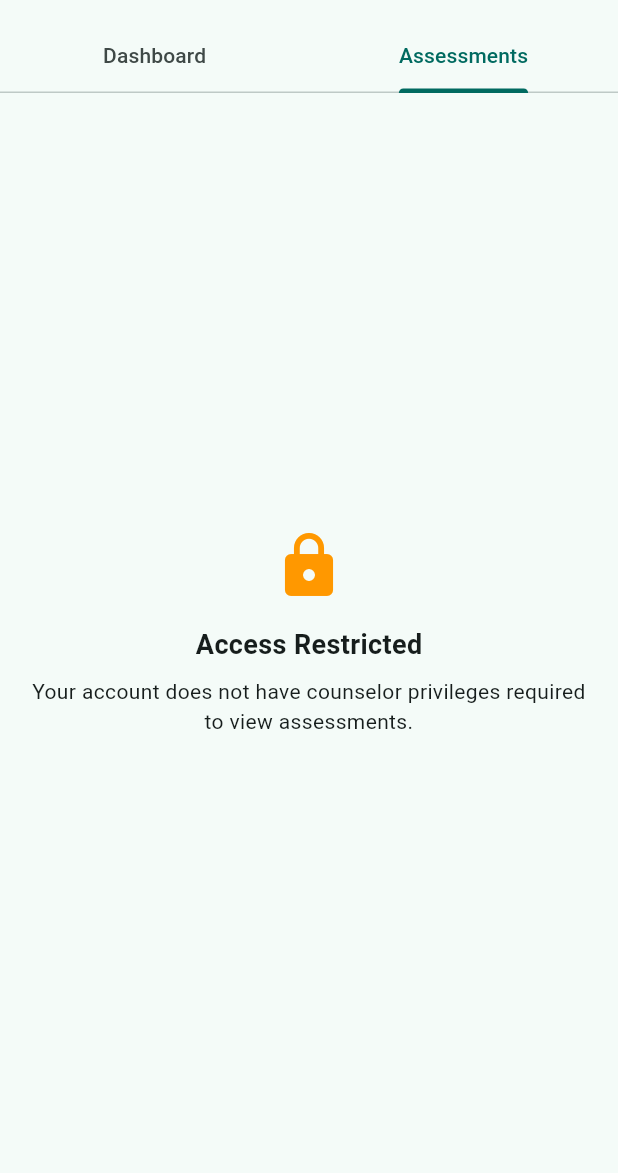
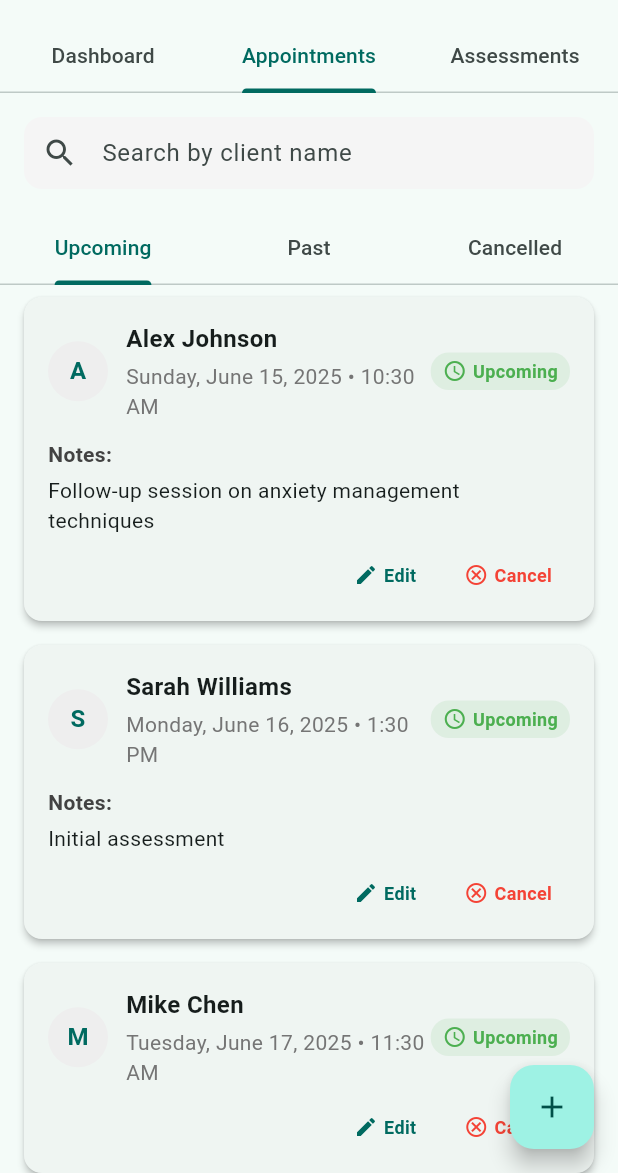
Before and after one commit to lewshubei/mobileApplication, a Flutter app: the CounselorHomeScreen screen opened directly, tab 2 chosen, on a phone screen of 412 x 824 dp, the part 63-1236 px from its top. Run offline on Flutter 3.47's test engine with Material 3 defaults, Android fonts, the phone set to English and light mode, and no system bars; our stand-ins replace cloud_firestore, file_picker, firebase_auth, firebase_core, fl_chart, flutter_dotenv and 2 more; accounts and stored records are empty; Roboto replaces fonts that are missing (Poppins).

Commit message:
Add counselor appointment list view

```diff
--- /dev/null
+++ b/lib/components/counselor/appointment_list_component.dart
@@ -0,0 +1,407 @@
+import 'package:flutter/material.dart';
+import 'package:intl/intl.dart';
+
+class AppointmentListComponent extends StatefulWidget {
+  const AppointmentListComponent({super.key});
+
+  @override
+  State<AppointmentListComponent> createState() => _AppointmentListComponentState();
+}
+
+class _AppointmentListComponentState extends State<AppointmentListComponent> with SingleTickerProviderStateMixin {
+  late TabController _tabController;
+  String _searchQuery = '';
+  final TextEditingController _searchController = TextEditingController();
+
+  @override
+  void initState() {
+    super.initState();
+    _tabController = TabController(length: 3, vsync: this);
+  }
+
+  @override
+  void dispose() {
+    _tabController.dispose();
+    _searchController.dispose();
+    super.dispose();
+  }
+
+  @override
+  Widget build(BuildContext context) {
+    return Column(
+      children: [
+        _buildSearchBar(),
+        TabBar(
+          controller: _tabController,
+          tabs: const [
+            Tab(text: 'Upcoming'),
+            Tab(text: 'Past'),
+            Tab(text: 'Cancelled'),
+          ],
+          labelColor: Theme.of(context).primaryColor,
+        ),
+        Expanded(
+          child: TabBarView(
+            controller: _tabController,
+            children: [
+              _buildAppointmentList('Upcoming'),
+              _buildAppointmentList('Past'),
+              _buildAppointmentList('Cancelled'),
+            ],
+          ),
+        ),
+      ],
+    );
+  }
+
+  Widget _buildSearchBar() {
+    return Padding(
+      padding: const EdgeInsets.all(16.0),
+      child: TextField(
+        controller: _searchController,
+        onChanged: (value) {
+          setState(() {
+            _searchQuery = value;
+          });
+        },
+        decoration: InputDecoration(
+          hintText: 'Search by client name',
+          prefixIcon: const Icon(Icons.search),
+          border: OutlineInputBorder(
+            borderRadius: BorderRadius.circular(10),
+          ),
+          contentPadding: const EdgeInsets.symmetric(vertical: 0),
+          suffixIcon: _searchQuery.isNotEmpty
+              ? IconButton(
+                  icon: const Icon(Icons.clear),
+                  onPressed: () {
+                    setState(() {
+                      _searchController.clear();
+                      _searchQuery = '';
+                    });
+                  },
+                )
+              : null,
+        ),
+      ),
+    );
+  }
+
+  Widget _buildAppointmentList(String status) {
+    // This would be replaced by actual data from your database
+    // For now, we're using mock data
+    final List<Map<String, dynamic>> mockAppointments = _getMockAppointments(status);
+
+    // Filter appointments based on search query
+    final filteredAppointments = _searchQuery.isEmpty
+        ? mockAppointments
+        : mockAppointments.where(
+            (appointment) => appointment['clientName']
+                .toLowerCase()
+                .contains(_searchQuery.toLowerCase()),
+          ).toList();
+
+    if (filteredAppointments.isEmpty) {
+      return Center(
+        child: Column(
+          mainAxisAlignment: MainAxisAlignment.center,
+          children: [
+            Icon(
+              status == 'Upcoming' ? Icons.event_available : Icons.event_busy,
+              size: 64,
+              color: Colors.grey[400],
+            ),
+            const SizedBox(height: 16),
+            Text(
+              'No $status appointments found',
+              style: TextStyle(
+                fontSize: 16,
+                color: Colors.grey[600],
+                fontWeight: FontWeight.bold,
+              ),
+            ),
+            if (_searchQuery.isNotEmpty)
+              Padding(
+                padding: const EdgeInsets.only(top: 8.0),
+                child: Text(
+                  'Try adjusting your search',
+                  style: TextStyle(
+                    color: Colors.grey[600],
+                  ),
+                ),
+              ),
+          ],
+        ),
+      );
+    }
+
+    return ListView.builder(
+      itemCount: filteredAppointments.length,
+      padding: const EdgeInsets.only(bottom: 16),
+      itemBuilder: (context, index) {
+        final appointment = filteredAppointments[index];
+        return _buildAppointmentCard(appointment);
+      },
+    );
+  }
+
+  Widget _buildAppointmentCard(Map<String, dynamic> appointment) {
+    Color statusColor;
+    IconData statusIcon;
+
+    switch (appointment['status']) {
+      case 'Upcoming':
+        statusColor = Colors.green;
+        statusIcon = Icons.schedule;
+        break;
+      case 'Past':
+        statusColor = Colors.blue;
+        statusIcon = Icons.done_all;
+        break;
+      case 'Cancelled':
+        statusColor = Colors.red;
+        statusIcon = Icons.cancel;
+        break;
+      default:
+        statusColor = Colors.grey;
+        statusIcon = Icons.help_outline;
+    }
+
+    return Card(
+      margin: const EdgeInsets.symmetric(horizontal: 16, vertical: 8),
+      elevation: 2,
+      shape: RoundedRectangleBorder(
+        borderRadius: BorderRadius.circular(12),
+      ),
+      child: InkWell(
+        borderRadius: BorderRadius.circular(12),
+        onTap: () {
+          // Will be implemented in future for appointment details
+        },
+        child: Padding(
+          padding: const EdgeInsets.all(16.0),
+          child: Column(
+            crossAxisAlignment: CrossAxisAlignment.start,
+            children: [
+              Row(
+                children: [
+                  CircleAvatar(
+                    backgroundColor: Colors.grey[200],
+                    child: Text(
+                      appointment['clientName'][0],
+                      style: TextStyle(
+                        color: Theme.of(context).primaryColor,
+                        fontWeight: FontWeight.bold,
+                      ),
+                    ),
+                  ),
+                  const SizedBox(width: 12),
+                  Expanded(
+                    child: Column(
+                      crossAxisAlignment: CrossAxisAlignment.start,
+                      children: [
+                        Text(
+                          appointment['clientName'],
+                          style: const TextStyle(
+                            fontWeight: FontWeight.bold,
+                            fontSize: 16,
+                          ),
+                        ),
+                        const SizedBox(height: 4),
+                        Text(
+                          DateFormat('EEEE, MMMM d, yyyy • h:mm a')
+                              .format(appointment['dateTime']),
+                          style: TextStyle(
+                            color: Colors.grey[600],
+                            fontSize: 14,
+                          ),
+                        ),
+                      ],
+                    ),
+                  ),
+                  Container(
+                    padding: const EdgeInsets.symmetric(
+                      horizontal: 8,
+                      vertical: 4,
+                    ),
+                    decoration: BoxDecoration(
+                      color: statusColor.withOpacity(0.1),
+                      borderRadius: BorderRadius.circular(12),
+                    ),
+                    child: Row(
+                      mainAxisSize: MainAxisSize.min,
+                      children: [
+                        Icon(statusIcon, size: 16, color: statusColor),
+                        const SizedBox(width: 4),
+                        Text(
+                          appointment['status'],
+                          style: TextStyle(
+                            color: statusColor,
+                            fontWeight: FontWeight.bold,
+                            fontSize: 12,
+                          ),
+                        ),
+                      ],
+                    ),
+                  ),
+                ],
+              ),
+              if (appointment['notes'] != null && appointment['notes'].isNotEmpty) ...[
+                const SizedBox(height: 12),
+                Text(
+                  'Notes:',
+                  style: TextStyle(
+                    fontWeight: FontWeight.bold,
+                    fontSize: 14,
+                    color: Colors.grey[800],
+                  ),
+                ),
+                const SizedBox(height: 4),
+                Text(
+                  appointment['notes'],
+                  style: const TextStyle(
+                    fontSize: 14,
+                  ),
+                  maxLines: 2,
+                  overflow: TextOverflow.ellipsis,
+                ),
+              ],
+              const SizedBox(height: 12),
+              Row(
+                mainAxisAlignment: MainAxisAlignment.end,
+                children: [
+                  if (appointment['status'] == 'Upcoming') ...[
+                    _buildActionButton(
+                      icon: Icons.edit,
+                      label: 'Edit',
+                      onTap: () {
+                        // Will be implemented in future
+                      },
+                    ),
+                    const SizedBox(width: 8),
+                    _buildActionButton(
+                      icon: Icons.cancel_outlined,
+                      label: 'Cancel',
+                      isDestructive: true,
+                      onTap: () {
+                        // Will be implemented in future
+                      },
+                    ),
+                  ] else if (appointment['status'] == 'Past') ...[
+                    _buildActionButton(
+                      icon: Icons.note_add,
+                      label: 'Add Notes',
+                      onTap: () {
+                        // Will be implemented in future
+                      },
+                    ),
+                  ] else if (appointment['status'] == 'Cancelled') ...[
+                    _buildActionButton(
+                      icon: Icons.restore,
+                      label: 'Reschedule',
+                      onTap: () {
+                        // Will be implemented in future
+                      },
+                    ),
+                  ],
+                ],
+              ),
+            ],
+          ),
+        ),
+      ),
+    );
+  }
+
+  Widget _buildActionButton({
+    required IconData icon,
+    required String label,
+    required VoidCallback onTap,
+    bool isDestructive = false,
+  }) {
+    final color = isDestructive ? Colors.red : Theme.of(context).primaryColor;
+
+    return InkWell(
+      onTap: onTap,
+      borderRadius: BorderRadius.circular(8),
+      child: Padding(
+        padding: const EdgeInsets.symmetric(horizontal: 12, vertical: 6),
+        child: Row(
+          mainAxisSize: MainAxisSize.min,
+          children: [
+            Icon(icon, size: 16, color: color),
+            const SizedBox(width: 4),
+            Text(
+              label,
+              style: TextStyle(
+                color: color,
+                fontWeight: FontWeight.bold,
+                fontSize: 12,
+              ),
+            ),
+          ],
+        ),
+      ),
+    );
+  }
+
+  List<Map<String, dynamic>> _getMockAppointments(String status) {
+    final now = DateTime.now();
+
+    switch (status) {
+      case 'Upcoming':
+        return [
+          {
+            'id': '1',
+            'clientName': 'Alex Johnson',
+            'dateTime': now.add(const Duration(days: 1)),
+            'status': 'Upcoming',
+            'notes': 'Follow-up session on anxiety management techniques'
+          },
+          {
+            'id': '2',
+            'clientName': 'Sarah Williams',
+            'dateTime': now.add(const Duration(days: 2, hours: 3)),
+            'status': 'Upcoming',
+            'notes': 'Initial assessment'
+          },
+          {
+            'id': '3',
+            'clientName': 'Mike Chen',
+            'dateTime': now.add(const Duration(days: 3, hours: 1)),
+            'status': 'Upcoming',
+            'notes': ''
+          },
+        ];
+      case 'Past':
+        return [
+          {
+            'id': '4',
+            'clientName': 'Emily Rogers',
+            'dateTime': now.subtract(const Duration(days: 2)),
+            'status': 'Past',
+            'notes': 'Completed initial assessment. Scheduled follow-up in 2 weeks.'
+          },
+          {
+            'id': '5',
+            'clientName': 'James Wilson',
+            'dateTime': now.subtract(const Duration(days: 5)),
+            'status': 'Past',
+            'notes': 'Discussed coping mechanisms for stress'
+          },
+        ];
+      case 'Cancelled':
+        return [
+          {
+            'id': '6',
+            'clientName': 'Lisa Thompson',
+            'dateTime': now.subtract(const Duration(days: 1)),
+            'status': 'Cancelled',
+            'notes': 'Student had a scheduling conflict'
+          },
+        ];
+      default:
+        return [];
+    }
+  }
+}
--- a/lib/screens/counselor_home_screen.dart
+++ b/lib/screens/counselor_home_screen.dart
@@ -6,9 +6,35 @@ import 'package:sentimo/screens/profile_screen.dart';
 import 'package:sentimo/providers/user_provider.dart';
 import 'package:sentimo/components/counselor/dashboard_component.dart';
 import 'package:sentimo/components/counselor/mental_health_assessment_component.dart';
+import 'package:sentimo/components/counselor/appointment_list_component.dart';
 
-class CounselorHomeScreen extends StatelessWidget {
+class CounselorHomeScreen extends StatefulWidget {
   const CounselorHomeScreen({super.key});
+
+  @override
+  State<CounselorHomeScreen> createState() => _CounselorHomeScreenState();
+}
+
+class _CounselorHomeScreenState extends State<CounselorHomeScreen> with SingleTickerProviderStateMixin {
+  late TabController _tabController;
+
+  @override
+  void initState() {
+    super.initState();
+    _tabController = TabController(length: 3, vsync: this);
+
+    // Listen to tab changes to update floating action button visibility
+    _tabController.addListener(() {
+      // Call setState to rebuild the widget when tab changes
+      setState(() {});
+    });
+  }
+
+  @override
+  void dispose() {
+    _tabController.dispose();
+    super.dispose();
+  }
 
   Future<void> _signOut(BuildContext context) async {
     await FirebaseAuth.instance.signOut();
@@ -25,26 +51,41 @@ class CounselorHomeScreen extends StatelessWidget {
     final user = userProvider.user ?? FirebaseAuth.instance.currentUser;
     final theme = Theme.of(context);
 
-    return DefaultTabController(
-      length: 2,
-      child: Scaffold(
+    return Scaffold(
       appBar: AppBar(
         title: const Text('Counselor Dashboard'),
-          bottom: const TabBar(
-            tabs: [Tab(text: 'Dashboard'), Tab(text: 'Assessments')],
+        bottom: TabBar(
+          controller: _tabController,
+          tabs: const [
+            Tab(text: 'Dashboard'),
+            Tab(text: 'Appointments'),
+            Tab(text: 'Assessments'),
+          ],
         ),
       ),
       drawer: _buildCustomDrawer(context, user, theme),
       body: TabBarView(
+        controller: _tabController,
         children: [
           const CounselorDashboardComponent(),
+          const AppointmentListComponent(),
           MentalHealthAssessmentComponent(
             user: user,
             signOutCallback: _signOut,
           ),
         ],
       ),
-      ),
+      floatingActionButton: _tabController.index == 1
+          ? FloatingActionButton(
+              onPressed: () {
+                ScaffoldMessenger.of(context).showSnackBar(
+                  const SnackBar(content: Text('Create new appointment (to be implemented)')),
+                );
+              },
+              child: const Icon(Icons.add),
+              tooltip: 'Create New Appointment',
+            )
+          : null,
     );
   }
 
```
Lines whose indentation alone changed are shown as unchanged.
